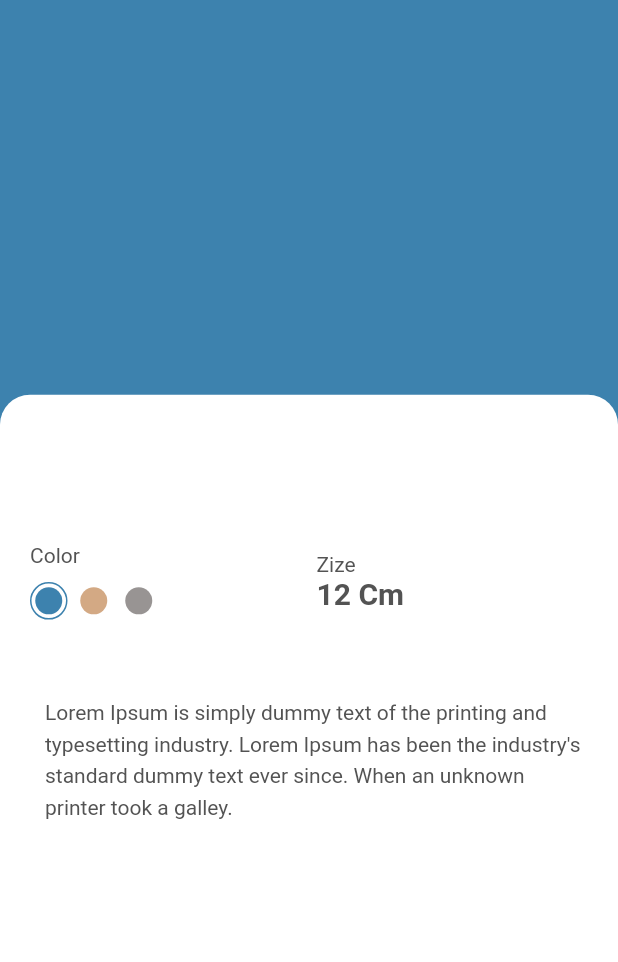
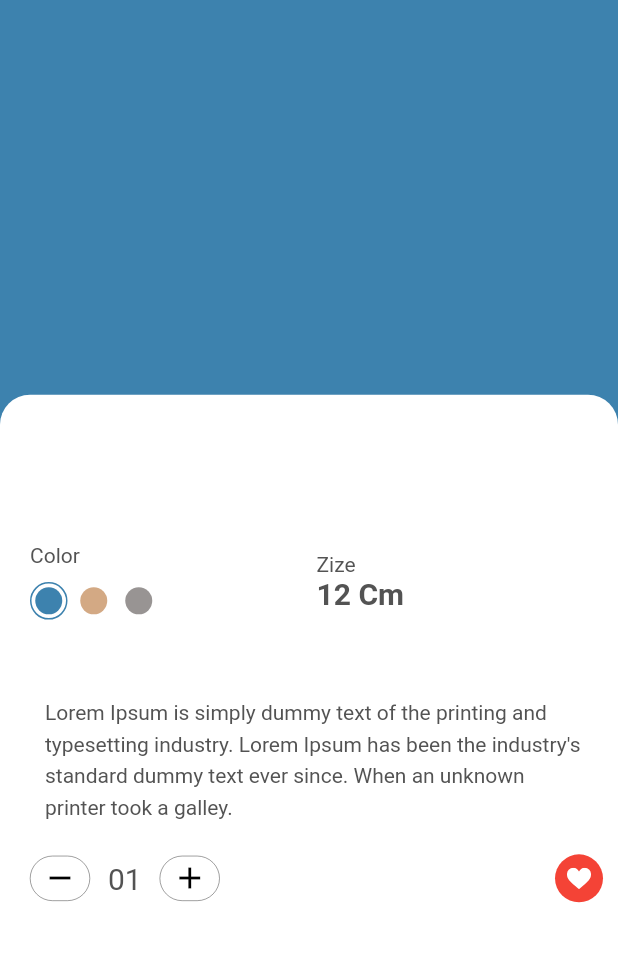
Before and after one commit to mehdi2960/shop_flutter, a Flutter app: the screen it shows after launch, after a tap on "Office Code", on a phone screen of 412 x 824 dp, the part 60-1022 px from its top. Run offline on Flutter 3.47's test engine with Material 2 defaults, Android fonts, the phone set to English and light mode, and no system bars; our stand-ins replace flutter_svg.

Commit message:
counter And Favorite

```diff
--- /dev/null
+++ b/lib/components/cartcounter(.dart
@@ -0,0 +1,69 @@
+import 'package:flutter/material.dart';
+
+class CartCounter extends StatefulWidget {
+  const CartCounter({Key? key}) : super(key: key);
+  @override
+  State<CartCounter> createState() => _CartCounterState();
+}
+
+class _CartCounterState extends State<CartCounter> {
+  int numOfItems = 1;
+  @override
+  Widget build(BuildContext context) {
+    return Row(
+      children: [
+        new SizedBox(
+          width: 40,
+          height: 30,
+          child: OutlinedButton(
+            style: OutlinedButton.styleFrom(
+              padding: EdgeInsets.zero,
+              shape: StadiumBorder(),
+              side: BorderSide(width: 0.25, color: Colors.black),
+            ),
+            onPressed: () {
+              setState(() {
+                numOfItems = numOfItems - 1;
+              });
+            },
+            child: new Center(
+              child: Icon(
+                Icons.remove,
+                color: Colors.black,
+              ),
+            ),
+          ),
+        ),
+        Container(
+          padding: EdgeInsets.all(12),
+          child: Text(
+            numOfItems.toString().padLeft(2, "0"),
+            style: TextStyle(fontSize: 20),
+          ),
+        ),
+        new SizedBox(
+          width: 40,
+          height: 30,
+          child: OutlinedButton(
+            style: OutlinedButton.styleFrom(
+              padding: EdgeInsets.zero,
+              shape: StadiumBorder(),
+              side: BorderSide(width: 0.25, color: Colors.black),
+            ),
+            onPressed: () {
+              setState(() {
+                numOfItems = numOfItems + 1;
+              });
+            },
+            child: new Center(
+              child: Icon(
+                Icons.add,
+                color: Colors.black,
+              ),
+            ),
+          ),
+        ),
+      ],
+    );
+  }
+}
--- /dev/null
+++ b/lib/components/counterwithfavbtn.dart
@@ -0,0 +1,29 @@
+import 'package:flutter/material.dart';
+import 'package:flutter_svg/flutter_svg.dart';
+import 'package:shop_flutter/components/cartcounter(.dart';
+import '../moduls/product.dart';
+
+class CounterWithFavBTn extends StatelessWidget {
+  final Product product;
+  const CounterWithFavBTn({Key? key, required this.product}) : super(key: key);
+
+  @override
+  Widget build(BuildContext context) {
+    return Row(
+      mainAxisAlignment: MainAxisAlignment.spaceBetween,
+      children: [
+        CartCounter(),
+        Container(
+         width: 32,
+         height: 32,
+         padding: EdgeInsets.all(8),
+         decoration: BoxDecoration(
+          color: Colors.red,
+          shape: BoxShape.circle
+         ),
+         child: SvgPicture.asset("assets/icons/heart.svg"),
+        )
+      ],
+    );
+  }
+}
--- a/lib/screen/details/detail.dart
+++ b/lib/screen/details/detail.dart
@@ -2,6 +2,7 @@ import 'package:flutter/material.dart';
 import 'package:flutter_svg/svg.dart';
 import '../../components/colorAndSize.dart';
 import '../../components/colorAndSize.dart';
+import '../../components/counterwithfavbtn.dart';
 import '../../components/description.dart';
 import '../../constants.dart';
 import '../../moduls/product.dart';
@@ -73,7 +74,13 @@ class DetailScreen extends StatelessWidget {
                       SizedBox(
                         height: 50,
                       ),
-                      Description(product: product,),
+                      Description(
+                        product: product,
+                      ),
+                      SizedBox(
+                        height: 15,
+                      ),
+                      CounterWithFavBTn(product: product,),
                     ],
                   ),
                 )
```
